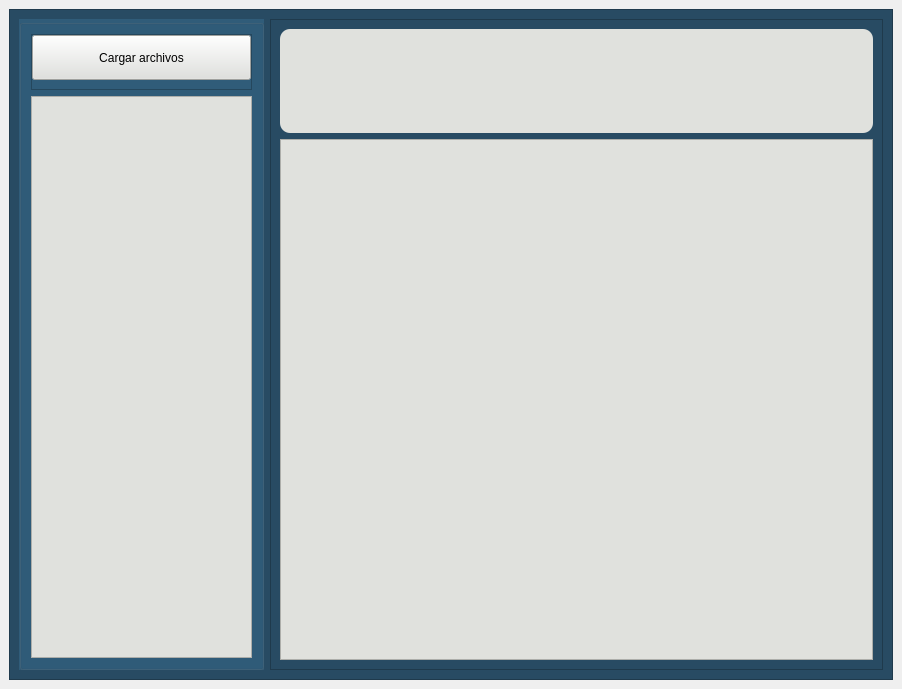
The window that views/ui_files/Main_Window.ui (Yosoyepa/LectorCode) describes before a commit, drawn with Qt 5.
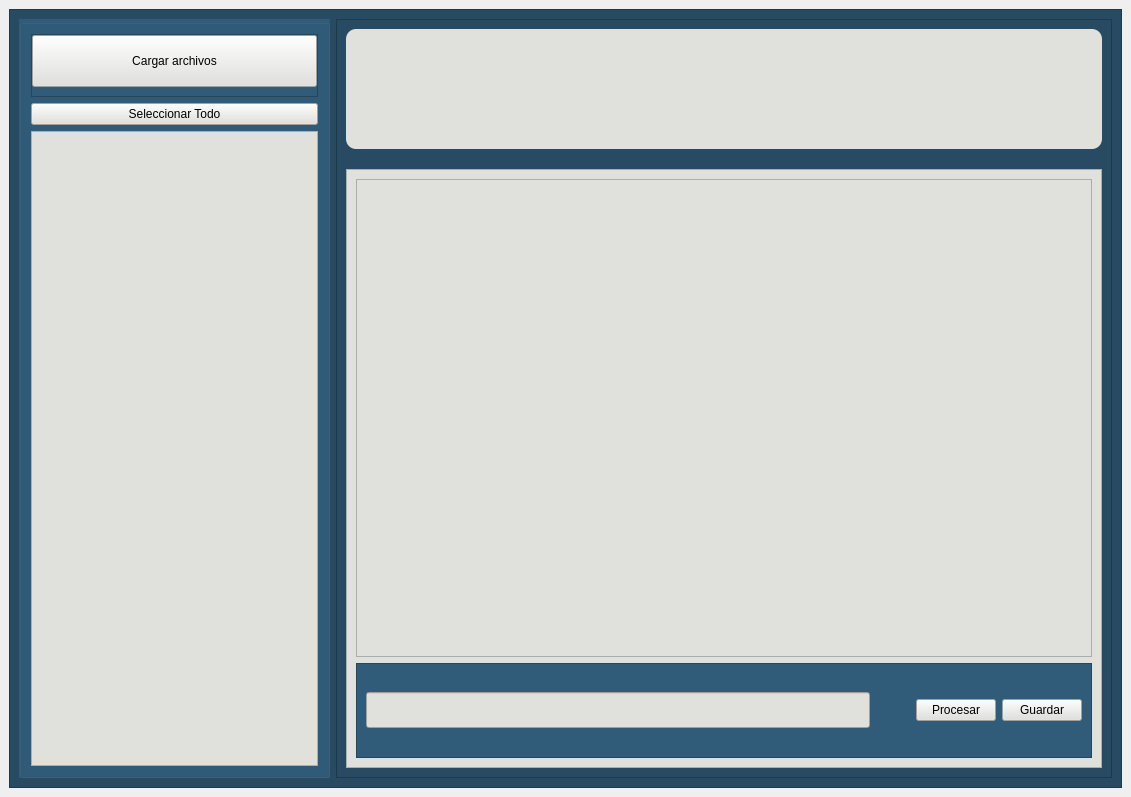
The same window after the commit. Icons and pictures are not drawn.

Commit message: Commit con funcionalidad de cargar varios archivos y marcar casillas de verificación

The edit to the form file:
```diff
--- a/views/ui_files/Main_Window.ui
+++ b/views/ui_files/Main_Window.ui
@@ -6,8 +6,8 @@
    <rect>
     <x>0</x>
     <y>0</y>
-    <width>902</width>
-    <height>689</height>
+    <width>1131</width>
+    <height>797</height>
    </rect>
   </property>
   <property name="windowTitle">
@@ -35,7 +35,7 @@
          <property name="title">
           <string/>
          </property>
-         <layout class="QVBoxLayout" name="verticalLayout_3" stretch="1,10">
+         <layout class="QVBoxLayout" name="verticalLayout_3" stretch="1,0,10">
           <item>
            <widget class="QFrame" name="frame_bar">
             <property name="frameShape">
@@ -76,8 +76,23 @@
             </layout>
            </widget>
           </item>
+          <item>
+           <widget class="QPushButton" name="boton_seleccionar_todo">
+            <property name="styleSheet">
+             <string notr="true">background-color: rgb(224, 225, 221);</string>
+            </property>
+            <property name="text">
+             <string>Seleccionar Todo</string>
+            </property>
+           </widget>
+          </item>
           <item>
            <widget class="QListWidget" name="lista_imagenes_cargadas">
+            <property name="font">
+             <font>
+              <pointsize>18</pointsize>
+             </font>
+            </property>
             <property name="styleSheet">
              <string notr="true">background-color: rgb(224, 225, 221);</string>
             </property>
@@ -98,6 +113,9 @@
           <enum>QFrame::Raised</enum>
          </property>
          <layout class="QVBoxLayout" name="verticalLayout_2" stretch="1,5">
+          <property name="spacing">
+           <number>20</number>
+          </property>
           <item>
            <widget class="QFrame" name="frame_2">
             <property name="styleSheet">
@@ -110,7 +128,36 @@
             <property name="frameShadow">
              <enum>QFrame::Raised</enum>
             </property>
-            <layout class="QVBoxLayout" name="verticalLayout_4">
+            <layout class="QHBoxLayout" name="horizontalLayout_4">
+             <item>
+              <widget class="QLabel" name="label_nombre_archivo">
+               <property name="font">
+                <font>
+                 <family>Segoe UI</family>
+                 <pointsize>18</pointsize>
+                </font>
+               </property>
+               <property name="text">
+                <string/>
+               </property>
+              </widget>
+             </item>
+             <item>
+              <spacer name="horizontalSpacer_2">
+               <property name="orientation">
+                <enum>Qt::Horizontal</enum>
+               </property>
+               <property name="sizeType">
+                <enum>QSizePolicy::Fixed</enum>
+               </property>
+               <property name="sizeHint" stdset="0">
+                <size>
+                 <width>40</width>
+                 <height>20</height>
+                </size>
+               </property>
+              </spacer>
+             </item>
              <item>
               <widget class="QLabel" name="label">
                <property name="text">
@@ -129,7 +176,7 @@
                 <bool>true</bool>
                </property>
                <property name="margin">
-                <number>-95</number>
+                <number>-43</number>
                </property>
                <property name="indent">
                 <number>-1</number>
@@ -150,6 +197,84 @@
             <property name="frameShadow">
              <enum>QFrame::Raised</enum>
             </property>
+            <layout class="QVBoxLayout" name="verticalLayout_5" stretch="5,1">
+             <item>
+              <widget class="QFrame" name="frame_5">
+               <property name="frameShape">
+                <enum>QFrame::StyledPanel</enum>
+               </property>
+               <property name="frameShadow">
+                <enum>QFrame::Raised</enum>
+               </property>
+              </widget>
+             </item>
+             <item>
+              <widget class="QFrame" name="frame_6">
+               <property name="styleSheet">
+                <string notr="true">background-color: rgb(48, 92, 121);</string>
+               </property>
+               <property name="frameShape">
+                <enum>QFrame::StyledPanel</enum>
+               </property>
+               <property name="frameShadow">
+                <enum>QFrame::Raised</enum>
+               </property>
+               <layout class="QHBoxLayout" name="horizontalLayout_3">
+                <item>
+                 <widget class="QLineEdit" name="linea_edicion_texto">
+                  <property name="font">
+                   <font>
+                    <family>Segoe UI</family>
+                    <pointsize>18</pointsize>
+                    <weight>50</weight>
+                    <bold>false</bold>
+                   </font>
+                  </property>
+                  <property name="styleSheet">
+                   <string notr="true">background-color: rgb(224, 225, 221);</string>
+                  </property>
+                 </widget>
+                </item>
+                <item>
+                 <spacer name="horizontalSpacer">
+                  <property name="orientation">
+                   <enum>Qt::Horizontal</enum>
+                  </property>
+                  <property name="sizeType">
+                   <enum>QSizePolicy::Fixed</enum>
+                  </property>
+                  <property name="sizeHint" stdset="0">
+                   <size>
+                    <width>40</width>
+                    <height>20</height>
+                   </size>
+                  </property>
+                 </spacer>
+                </item>
+                <item>
+                 <widget class="QPushButton" name="boton_procesar">
+                  <property name="styleSheet">
+                   <string notr="true">background-color: rgb(224, 225, 221);</string>
+                  </property>
+                  <property name="text">
+                   <string>Procesar</string>
+                  </property>
+                 </widget>
+                </item>
+                <item>
+                 <widget class="QPushButton" name="boton_guardar">
+                  <property name="styleSheet">
+                   <string notr="true">background-color: rgb(224, 225, 221);</string>
+                  </property>
+                  <property name="text">
+                   <string>Guardar</string>
+                  </property>
+                 </widget>
+                </item>
+               </layout>
+              </widget>
+             </item>
+            </layout>
            </widget>
           </item>
          </layout>
```
Left out of the diff: 2 changed lines with no effect on the pictures. The commit also changes 5 other files.
